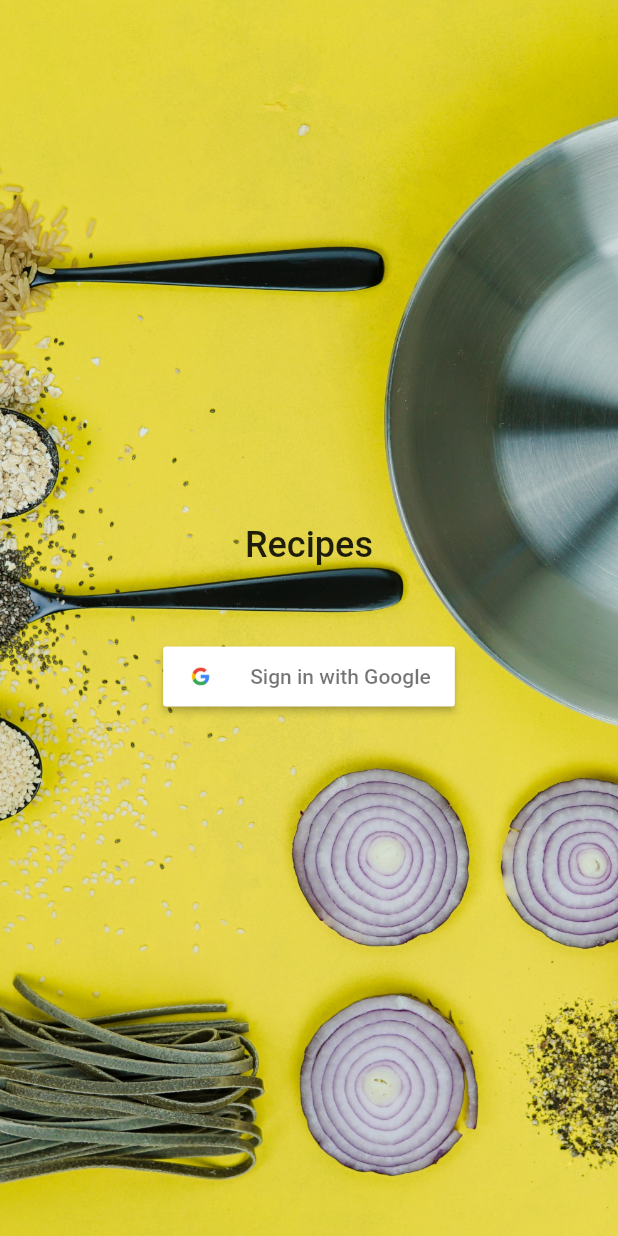
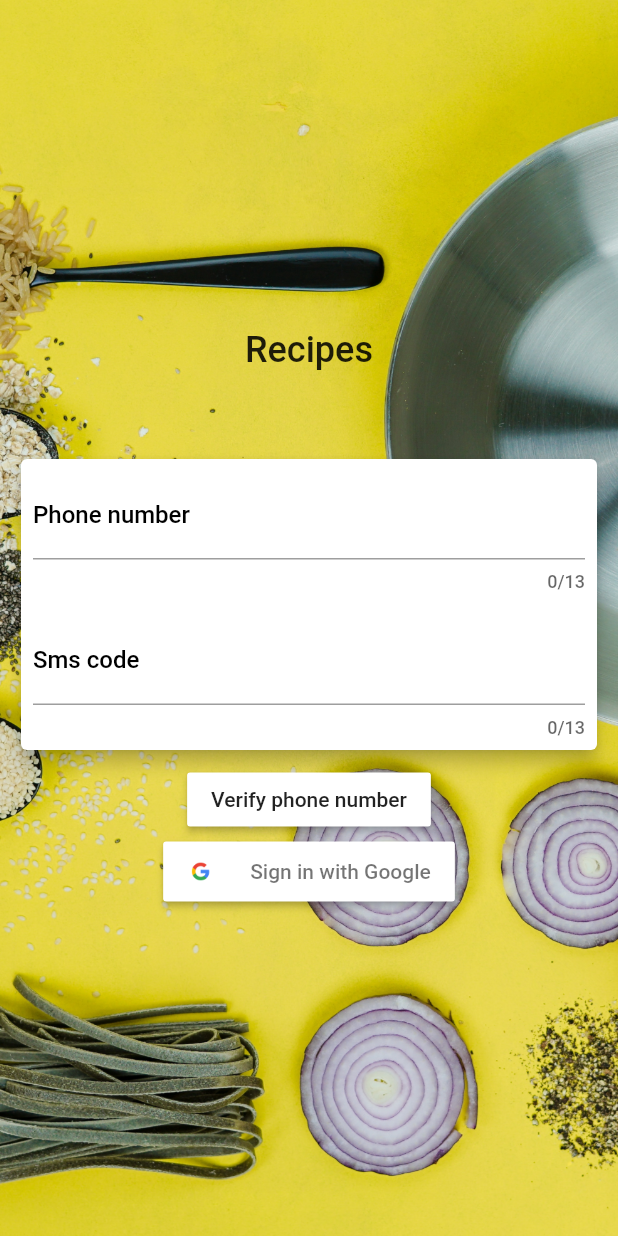
Before and after one commit to Yonkokilasi/flutter_recipe_app, a Flutter app: the screen it shows after launch, on a phone screen of 412 x 824 dp. Run offline on Flutter 3.47's test engine with Material 2 defaults, Android fonts, the phone set to English and light mode, and no system bars; our stand-ins replace firebase_auth, google_sign_in; missing offline and left inert: duration; accounts and stored records are empty.

Commit message:
completed one time sign in with phone number

```diff
--- a/lib/ui/screens/login.dart
+++ b/lib/ui/screens/login.dart
@@ -1,9 +1,61 @@
+import 'package:firebase_auth/firebase_auth.dart';
 import 'package:flutter/material.dart';
+import 'package:flutter/material.dart' as prefix0;
 import 'package:flutter/rendering.dart';
+import 'package:recipes_app/model/state.dart';
 import 'package:recipes_app/state_widget.dart';
 import 'package:recipes_app/ui/google_sign_in_button.dart';
+import 'package:recipes_app/utils/auth.dart';
 
-class LoginScreen extends StatelessWidget {
+class LoginScreen extends StatefulWidget {
+  @override
+  State<StatefulWidget> createState() => LoginScreenState();
+}
+
+class LoginScreenState extends State<LoginScreen> {
+  StateModel appState;
+  TextEditingController _smsCodeController = TextEditingController();
+  TextEditingController _phoneNumberController = TextEditingController();
+  String verificationId;
+
+  Future<void> _sendCodeToPhoneNumber() async {
+    final PhoneVerificationCompleted verificationCompleted =
+        (FirebaseUser user) {
+      setState(() {
+        print(
+            'Inside _sendCodeToPhoneNumber: signInWithPhoneNumber auto succeeded: $user');
+      });
+    };
+
+    final PhoneVerificationFailed verificationFailed =
+        (AuthException authException) {
+      setState(() {
+        print(
+            'Phone number verification failed. Code: ${authException.code}. Message: ${authException.message}');
+      });
+    };
+
+    final PhoneCodeSent codeSent =
+        (String verificationId, [int forceResendingToken]) async {
+      this.verificationId = verificationId;
+      print("code sent to " + _phoneNumberController.text);
+    };
+
+    final PhoneCodeAutoRetrievalTimeout codeAutoRetrievalTimeout =
+        (String verificationId) {
+      this.verificationId = verificationId;
+      print("time out");
+    };
+
+    await FirebaseAuth.instance.verifyPhoneNumber(
+        phoneNumber: _phoneNumberController.text,
+        timeout: const Duration(seconds: 5),
+        verificationCompleted: verificationCompleted,
+        verificationFailed: verificationFailed,
+        codeSent: codeSent,
+        codeAutoRetrievalTimeout: codeAutoRetrievalTimeout);
+  }
+
   @override
   Widget build(BuildContext context) {
     BoxDecoration _buildBackground() {
@@ -21,6 +73,54 @@ class LoginScreen extends StatelessWidget {
       );
     }
 
+    TextField _buildTextField(String label, TextEditingController controller) {
+      return TextField(
+        decoration: InputDecoration(
+            labelText: label, labelStyle: TextStyle(color: Colors.black)),
+        maxLength: 13,
+        textAlign: TextAlign.center,
+        style: TextStyle(),
+        keyboardType: TextInputType.phone,
+        controller: controller,
+      );
+    }
+
+    Padding _buildInputFields() {
+      return Padding(
+          padding: EdgeInsets.symmetric(horizontal: 10.0, vertical: 5.0),
+          child: Card(
+            color: Colors.white,
+            elevation: 5.0,
+            child: Column(
+              mainAxisSize: MainAxisSize.min,
+              crossAxisAlignment: CrossAxisAlignment.start,
+              children: <Widget>[
+                Padding(
+                    padding: const EdgeInsets.all(8.0),
+                    child: _buildTextField(
+                        'Phone number', _phoneNumberController)),
+                Padding(
+                  padding: const EdgeInsets.all(8.0),
+                  child: _buildTextField("Sms code", _smsCodeController),
+                ),
+              ],
+            ),
+          ));
+    }
+
+    void signInWithPhoneNumber(String smsCode) async {
+      FirebaseAuth _auth = FirebaseAuth.instance;
+      await FirebaseAuth.instance
+          .signInWithPhoneNumber(
+              verificationId: verificationId, smsCode: smsCode)
+          .then((FirebaseUser user) async {
+        final FirebaseUser currentUser = await _auth.currentUser();
+        assert(user.uid == currentUser.uid);
+        StateWidget.of(context).signInWithPhone(currentUser);
+        print('signed in with phone number successful: user -> $user');
+      });
+    }
+
     return Scaffold(
       backgroundColor: Colors.lightBlue,
       body: Container(
@@ -31,8 +131,13 @@ class LoginScreen extends StatelessWidget {
             children: <Widget>[
               _buildText(),
               SizedBox(height: 50.0),
+              _buildInputFields(),
+              RaisedButton(
+                child: Text("Verify phone number"),
+                onPressed: () => _sendCodeToPhoneNumber(),
+              ),
               GoogleSignInButton(
-                onPressed: () => StateWidget.of(context).signInWithGoogle(),
+                onPressed: () => signInWithPhoneNumber(_smsCodeController.text),
               )
             ],
           ),
```
Also changed, not shown: lib/state_widget.dart (+13 -0 lines).
